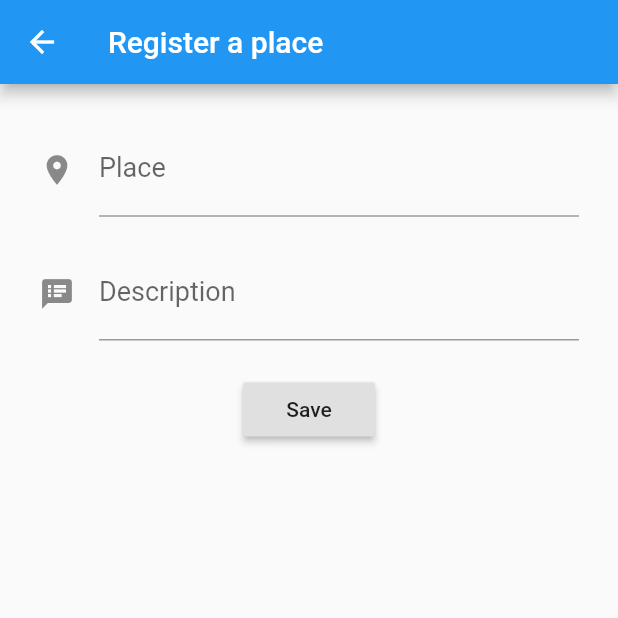
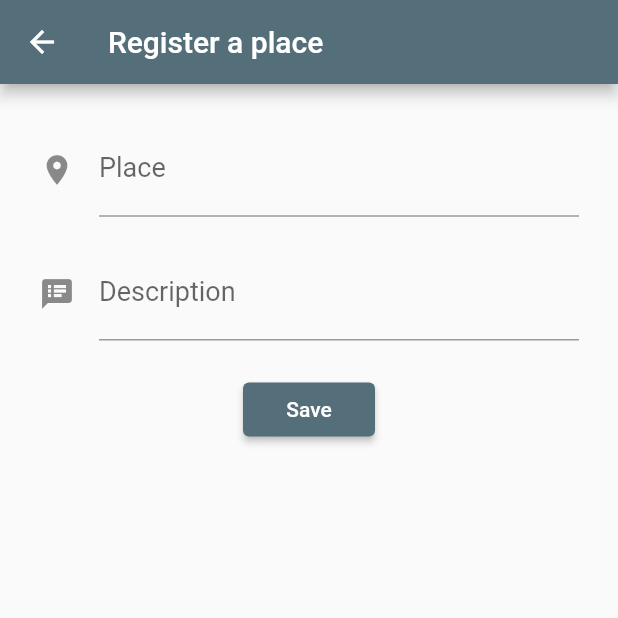
Before and after one commit to soaresmessiasg130/courseflutter, a Flutter app: the screen it shows after launch, after a tap on the "add" icon, on a phone screen of 412 x 824 dp, the top half of it. Run offline on Flutter 3.47's test engine with Material 2 defaults, Android fonts, the light colour scheme and no system bars.

Commit message:
Adicionando Thema Grey and Cyan

```diff
--- a/lib/main.dart
+++ b/lib/main.dart
@@ -9,9 +9,18 @@ class KnowBefore extends StatelessWidget {
   @override
   Widget build(BuildContext context) {
     return MaterialApp(
-      home: Scaffold(
-        body: ListPlaces(),
-      )
+      theme: ThemeData(
+        primaryColor: Colors.blueGrey[600],
+        accentColor: Colors.cyanAccent[700],
+        buttonTheme: ButtonThemeData(
+          buttonColor: Colors.blueGrey[600],
+          textTheme: ButtonTextTheme.primary
+        ),
+        iconTheme: IconThemeData(
+          color: Colors.cyanAccent[700]
+        ),
+      ),
+      home: ListPlaces(),
     );
   }
 }
```
